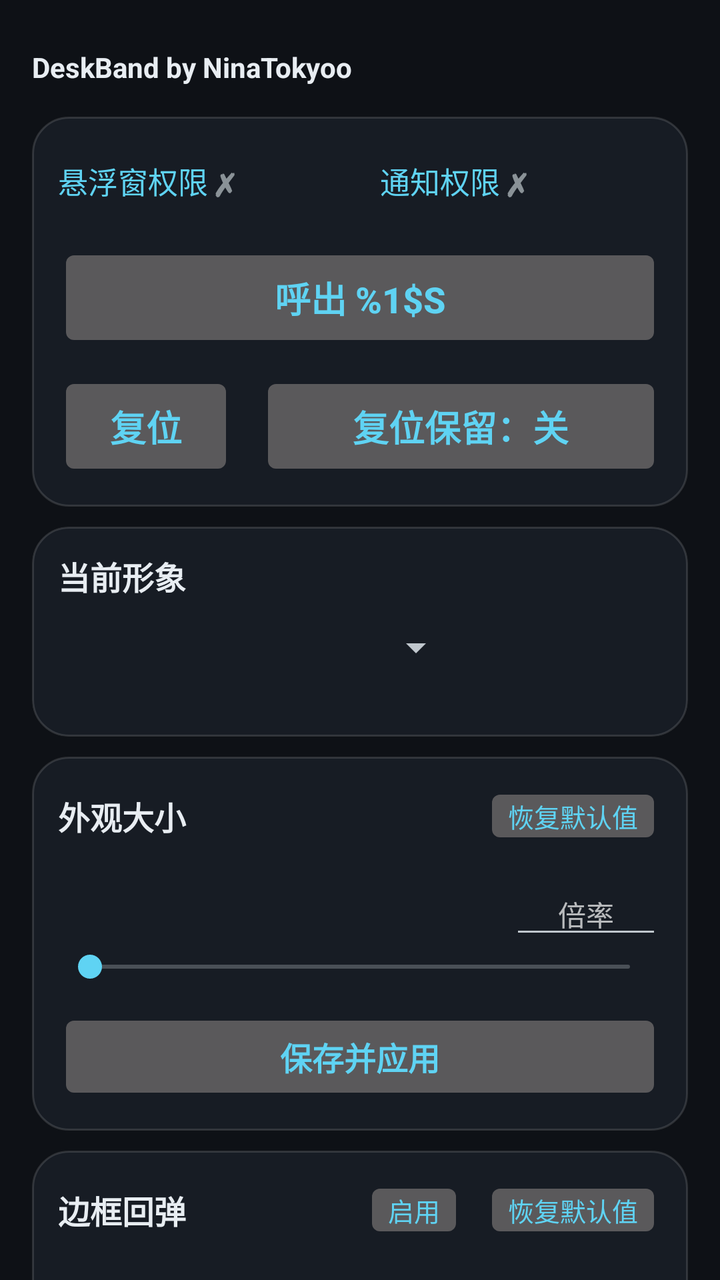
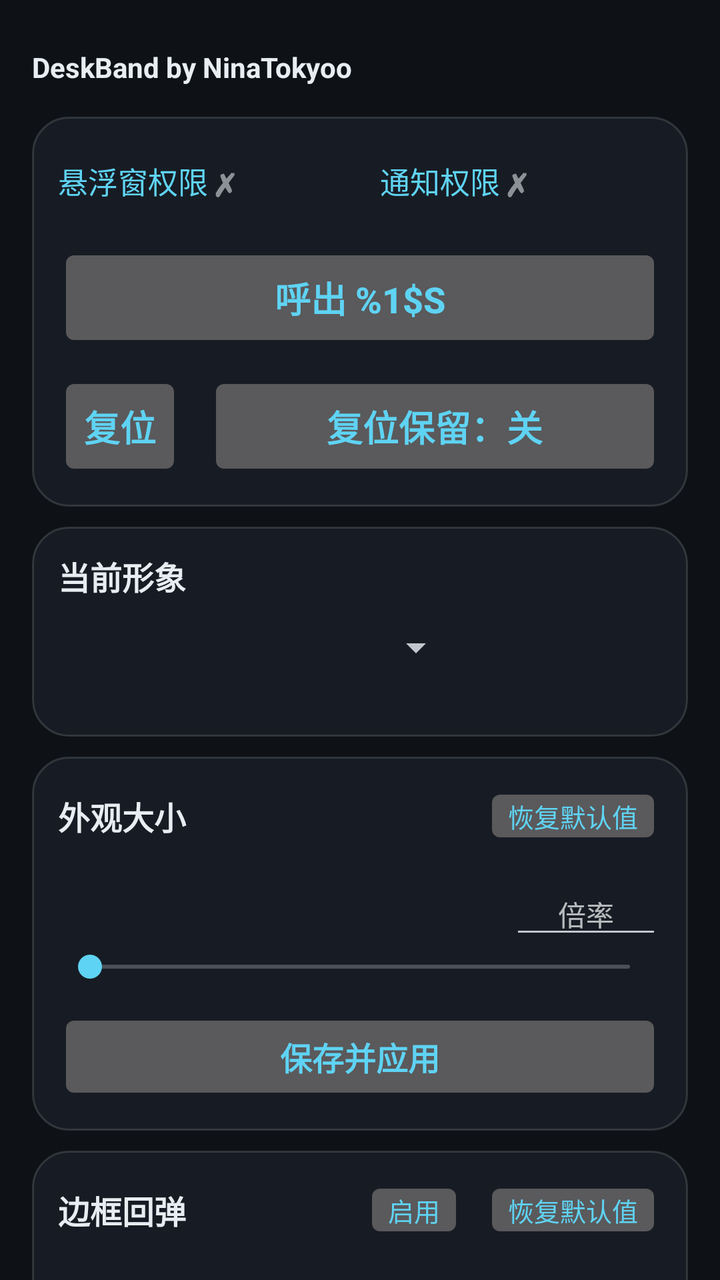

Before-and-after screenshots of an Android layout around one commit, followed by the original layout XML and the change that was made.
<!-- AndroidManifest.xml: application theme AppTheme -->
<!-- res/layout/activity_main.xml -->
<?xml version="1.0" encoding="utf-8"?>
<ScrollView xmlns:android="http://schemas.android.com/apk/res/android"
    android:id="@+id/root"
    android:layout_width="match_parent"
    android:layout_height="match_parent"
    android:fillViewport="true"
    android:background="@color/bg"
    android:overScrollMode="ifContentScrolls"
    android:scrollbarAlwaysDrawVerticalTrack="false"
    android:scrollbars="none">

    <LinearLayout
        android:layout_width="match_parent"
        android:layout_height="wrap_content"
        android:orientation="vertical"
        android:paddingTop="8dp"
        android:paddingBottom="28dp">

        
        <TextView
            android:id="@+id/txtTitle"
            android:layout_width="match_parent"
            android:layout_height="wrap_content"
            android:layout_marginStart="16dp"
            android:layout_marginEnd="16dp"
            android:layout_marginTop="18dp"
            android:layout_marginBottom="6dp"
            android:maxLines="1"
            android:includeFontPadding="false"
            android:text="@string/ui_title"
            android:textColor="@color/text_primary"
            android:textStyle="bold" />

        
        <LinearLayout style="@style/Card" android:tag="card" android:layout_marginStart="16dp" android:layout_marginEnd="16dp">

            
            <LinearLayout
                android:layout_width="match_parent"
                android:layout_height="wrap_content"
                android:orientation="horizontal"
                android:baselineAligned="false">

                <LinearLayout
                    android:id="@+id/rowOverlay"
                    android:layout_width="0dp"
                    android:layout_height="wrap_content"
                    android:layout_weight="1"
                    android:orientation="horizontal"
                    android:gravity="center_vertical"
                    android:background="?android:attr/selectableItemBackground"
                    android:paddingTop="8dp"
                    android:paddingBottom="8dp">

                    <TextView
                        android:id="@+id/txtPermOverlay"
                        android:layout_width="wrap_content"
                        android:layout_height="wrap_content"
                        android:maxLines="1"
                        android:ellipsize="end"
                        android:text="@string/perm_overlay"
                        android:textColor="@color/accent"
                        android:textSize="15sp" />

                    <TextView
                        android:id="@+id/markOverlay"
                        android:layout_width="wrap_content"
                        android:layout_height="wrap_content"
                        android:layout_marginStart="3dp"
                        android:textSize="16sp"
                        android:textStyle="bold"
                        android:text="@string/perm_missing_mark" />
                </LinearLayout>

                <LinearLayout
                    android:id="@+id/rowNotify"
                    android:layout_width="0dp"
                    android:layout_height="wrap_content"
                    android:layout_weight="1"
                    android:layout_marginStart="20dp"
                    android:orientation="horizontal"
                    android:gravity="center_vertical"
                    android:background="?android:attr/selectableItemBackground"
                    android:paddingTop="8dp"
                    android:paddingBottom="8dp">

                    <TextView
                        android:id="@+id/txtPermNotify"
                        android:layout_width="wrap_content"
                        android:layout_height="wrap_content"
                        android:maxLines="1"
                        android:ellipsize="end"
                        android:text="@string/perm_notify"
                        android:textColor="@color/accent"
                        android:textSize="15sp" />

                    <TextView
                        android:id="@+id/markNotify"
                        android:layout_width="wrap_content"
                        android:layout_height="wrap_content"
                        android:layout_marginStart="3dp"
                        android:textSize="16sp"
                        android:textStyle="bold"
                        android:text="@string/perm_missing_mark" />
                </LinearLayout>
            </LinearLayout>

            
            <Button
                android:id="@+id/btnToggle"
                style="@style/BigButton"
                android:layout_marginTop="12dp"
                android:maxLines="1"
                android:ellipsize="end"
                android:text="@string/btn_summon" />

            <LinearLayout
                android:layout_width="match_parent"
                android:layout_height="wrap_content"
                android:layout_marginTop="10dp"
                android:orientation="horizontal"
                android:baselineAligned="false">

                
                <Button
                    android:id="@+id/btnReset"
                    style="@style/BigButton"
                    android:layout_width="wrap_content"
                    android:layout_height="wrap_content"
                    android:layout_marginTop="0dp"
                    android:paddingStart="26dp"
                    android:paddingEnd="26dp"
                    android:maxLines="1"
                    android:text="@string/btn_reset" />

                <Space
                    android:layout_width="13dp"
                    android:layout_height="1dp" />

                <Button
                    android:id="@+id/btnResetKeep"
                    style="@style/BigButton"
                    android:layout_width="0dp"
                    android:layout_height="wrap_content"
                    android:layout_weight="1"
                    android:layout_marginTop="0dp"
                    android:paddingStart="26dp"
                    android:paddingEnd="26dp"
                    android:maxLines="1"
                    android:ellipsize="end"
                    android:text="@string/reset_keep_off" />
            </LinearLayout>
        </LinearLayout>

        
        <LinearLayout
            style="@style/Card"
            android:tag="card"
            android:padding="0dp"
            android:clipToOutline="true"
            android:layout_marginStart="16dp"
            android:layout_marginEnd="16dp">

            <FrameLayout
                android:layout_width="match_parent"
                android:layout_height="wrap_content">

                <LinearLayout
                    android:layout_width="match_parent"
                    android:layout_height="wrap_content"
                    android:orientation="vertical"
                    android:padding="13dp">

                    <TextView
                        style="@style/CardTitle"
                        android:text="@string/section_skin" />

                    <Spinner
                        android:id="@+id/spinnerSkin"
                        android:layout_width="match_parent"
                        android:layout_height="wrap_content"
                        android:layout_marginTop="12dp"
                        android:layout_marginEnd="99dp"
                        android:popupAnimationStyle="@style/SpinnerPopupAnim" />
                </LinearLayout>

                
                <ImageView
                    android:id="@+id/imgCornerPreview"
                    android:layout_width="104dp"
                    android:layout_height="104dp"
                    android:layout_gravity="end|bottom"
                    android:layout_marginEnd="1dp"
                    android:layout_marginBottom="1dp"
                    android:scaleType="matrix"
                    android:clickable="false"
                    android:focusable="false"
                    android:importantForAccessibility="no" />
            </FrameLayout>
        </LinearLayout>

        
        <LinearLayout style="@style/Card" android:tag="card" android:layout_marginStart="16dp" android:layout_marginEnd="16dp">

            <LinearLayout style="@style/CardTitleRow">

                <TextView
                    style="@style/CardTitle"
                    android:layout_width="0dp"
                    android:layout_weight="1"
                    android:text="@string/section_look" />

                <Button
                    android:id="@+id/btnResetSize"
                    style="@style/CardAction"
                    android:text="@string/restore_default" />
            </LinearLayout>

            
            <LinearLayout
                android:layout_width="match_parent"
                android:layout_height="wrap_content"
                android:layout_marginTop="12dp"
                android:orientation="horizontal"
                android:gravity="center_vertical">

                <TextView
                    android:id="@+id/txtSize"
                    android:layout_width="0dp"
                    android:layout_height="wrap_content"
                    android:layout_weight="1"
                    android:maxLines="1"
                    android:ellipsize="end"
                    android:textColor="@color/text_secondary"
                    android:textSize="13sp" />

                <EditText
                    android:id="@+id/editSize"
                    android:layout_width="76dp"
                    android:layout_height="wrap_content"
                    android:layout_marginStart="10dp"
                    android:inputType="numberDecimal"
                    android:imeOptions="actionDone"
                    android:maxLength="5"
                    android:textSize="14sp"
                    android:gravity="center"
                    android:hint="@string/size_input" />
            </LinearLayout>

            <SeekBar
                android:id="@+id/seekSize"
                android:layout_width="match_parent"
                android:layout_height="wrap_content" />

            <Button
                android:id="@+id/btnSaveSize"
                style="@style/PrimaryButton"
                android:text="@string/save_apply" />
        </LinearLayout>

        
        <LinearLayout style="@style/Card" android:tag="card" android:layout_marginStart="16dp" android:layout_marginEnd="16dp">

            <LinearLayout style="@style/CardTitleRow">

                <TextView
                    style="@style/CardTitle"
                    android:layout_width="0dp"
                    android:layout_weight="1"
                    android:text="@string/section_bounce" />

                
                <Button
                    android:id="@+id/btnBounceToggle"
                    style="@style/CardAction"
                    android:text="@string/bounce_on" />

                <Button
                    android:id="@+id/btnResetBounce"
                    style="@style/CardAction"
                    android:text="@string/restore_default" />
            </LinearLayout>

            
            <LinearLayout
                android:layout_width="match_parent"
                android:layout_height="wrap_content"
                android:layout_marginTop="12dp"
                android:orientation="horizontal"
                android:gravity="center_vertical">

                <TextView
                    android:id="@+id/txtBounceAmp"
                    android:layout_width="0dp"
                    android:layout_height="wrap_content"
                    android:layout_weight="1"
                    android:maxLines="1"
                    android:ellipsize="end"
                    android:textColor="@color/text_secondary"
                    android:textSize="13sp" />

                <EditText
                    android:id="@+id/editBounceAmp"
                    android:layout_width="76dp"
                    android:layout_height="wrap_content"
                    android:layout_marginStart="10dp"
                    android:inputType="numberDecimal"
                    android:imeOptions="actionDone"
                    android:maxLength="5"
                    android:textSize="14sp"
                    android:gravity="center"
                    android:hint="@string/bounce_amp_input" />
            </LinearLayout>

            <SeekBar
                android:id="@+id/seekBounceAmp"
                android:layout_width="match_parent"
                android:layout_height="wrap_content" />

            
            <LinearLayout
                android:layout_width="match_parent"
                android:layout_height="wrap_content"
                android:layout_marginTop="8dp"
                android:orientation="horizontal"
                android:gravity="center_vertical">

                <TextView
                    android:id="@+id/txtBounceMs"
                    android:layout_width="0dp"
                    android:layout_height="wrap_content"
                    android:layout_weight="1"
                    android:maxLines="1"
                    android:ellipsize="end"
                    android:textColor="@color/text_secondary"
                    android:textSize="13sp" />

                <EditText
                    android:id="@+id/editBounceMs"
                    android:layout_width="76dp"
                    android:layout_height="wrap_content"
                    android:layout_marginStart="10dp"
                    android:inputType="numberDecimal"
                    android:imeOptions="actionDone"
                    android:maxLength="5"
                    android:textSize="14sp"
                    android:gravity="center"
                    android:hint="@string/bounce_ms_input" />
            </LinearLayout>

            <SeekBar
                android:id="@+id/seekBounceMs"
                android:layout_width="match_parent"
                android:layout_height="wrap_content" />

            <Button
                android:id="@+id/btnSaveBounce"
                style="@style/PrimaryButton"
                android:text="@string/save_apply" />
        </LinearLayout>

        
        <LinearLayout style="@style/Card" android:tag="card" android:layout_marginStart="16dp" android:layout_marginEnd="16dp">

            <TextView
                style="@style/CardTitle"
                android:text="@string/section_notify" />

            <EditText
                android:id="@+id/editNotify"
                android:layout_width="match_parent"
                android:layout_height="wrap_content"
                android:layout_marginTop="12dp"
                android:inputType="text"
                android:imeOptions="actionDone"
                android:maxLength="40"
                android:maxLines="2"
                android:textSize="15sp"
                android:hint="@string/notify_input" />

            <TextView
                android:id="@+id/txtNotifyCount"
                android:layout_width="match_parent"
                android:layout_height="wrap_content"
                android:layout_marginTop="4dp"
                android:textColor="@color/text_secondary"
                android:textSize="12sp" />

            <Button
                android:id="@+id/btnSaveNotify"
                style="@style/PrimaryButton"
                android:layout_marginTop="10dp"
                android:text="@string/save_apply" />
        </LinearLayout>

        
        <LinearLayout
            style="@style/Card"
            android:tag="card"
            android:layout_marginStart="16dp"
            android:layout_marginEnd="16dp">

            <TextView
                style="@style/CardTitle"
                android:text="@string/section_theme" />

            <Spinner
                android:id="@+id/spinnerTheme"
                android:layout_width="match_parent"
                android:layout_height="wrap_content"
                android:layout_marginTop="12dp"
                android:popupAnimationStyle="@style/SpinnerPopupAnim" />
        </LinearLayout>
    </LinearLayout>
</ScrollView>
<!-- resources referenced by this layout -->
<resources>
  <color name="accent">#5FD3F3</color>
  <color name="bg">#0E1116</color>
  <color name="text_primary">#E8EDF2</color>
  <color name="text_secondary">#93A1B0</color>
  <string name="bounce_amp_input">倍率</string>
  <string name="bounce_ms_input">倍率</string>
  <string name="bounce_on">启用</string>
  <string name="btn_reset">复位</string>
  <string name="btn_summon">呼出 %1$s</string>
  <string name="notify_input">留空使用默认文案</string>
  <string name="perm_missing_mark">✗</string>
  <string name="perm_notify">通知权限</string>
  <string name="perm_overlay">悬浮窗权限</string>
  <string name="reset_keep_off">复位保留：关</string>
  <string name="restore_default">恢复默认值</string>
  <string name="save_apply">保存并应用</string>
  <string name="section_bounce">边框回弹</string>
  <string name="section_look">外观大小</string>
  <string name="section_notify">通知栏内容</string>
  <string name="section_skin">当前形象</string>
  <string name="section_theme">外观模式</string>
  <string name="size_input">倍率</string>
  <string name="ui_title">DeskBand by NinaTokyoo</string>
  <style name="BigButton" parent="PrimaryButton">
          <item name="android:textSize">18sp</item>
          <item name="android:paddingTop">14dp</item>
          <item name="android:paddingBottom">14dp</item>
          <item name="android:layout_marginTop">12dp</item>
      </style>
  <style name="Card">
          <item name="android:layout_width">match_parent</item>
          <item name="android:layout_height">wrap_content</item>
          <item name="android:orientation">vertical</item>
          <item name="android:background">@drawable/card_bg</item>
          <item name="android:padding">13dp</item>
          <item name="android:layout_marginTop">10dp</item>
      </style>
  <style name="CardTitle">
          <item name="android:layout_width">wrap_content</item>
          <item name="android:layout_height">wrap_content</item>
          <item name="android:textColor">@color/text_primary</item>
          <item name="android:textSize">16sp</item>
          <item name="android:textStyle">bold</item>
      </style>
  <style name="CardTitleRow">
          <item name="android:layout_width">match_parent</item>
          <item name="android:layout_height">wrap_content</item>
          <item name="android:orientation">horizontal</item>
          <item name="android:gravity">center_vertical</item>
      </style>
  <style name="PrimaryButton">
          <item name="android:layout_width">match_parent</item>
          <item name="android:layout_height">wrap_content</item>
          <item name="android:layout_marginTop">12dp</item>
          <item name="android:textColor">@color/accent</item>
          <item name="android:textSize">16sp</item>
          <item name="android:textStyle">bold</item>
          <item name="android:paddingTop">11dp</item>
          <item name="android:paddingBottom">11dp</item>
          <item name="android:stateListAnimator">@null</item>
      </style>
  <style name="SpinnerPopupAnim">
          <item name="android:windowEnterAnimation">@android:anim/fade_in</item>
          <item name="android:windowExitAnimation">@android:anim/fade_out</item>
      </style>
  <style name="AppTheme" parent="@android:style/Theme.DeviceDefault.NoActionBar">
          <item name="android:windowBackground">@color/bg</item>
          <item name="android:colorAccent">@color/accent</item>
          <item name="android:statusBarColor">@android:color/transparent</item>
          <item name="android:navigationBarColor">@android:color/transparent</item>
          <item name="android:windowLightStatusBar">false</item>
      </style>
  <!-- drawable card_bg (drawable) -->
  <?xml version="1.0" encoding="utf-8"?>
  <shape xmlns:android="http://schemas.android.com/apk/res/android"
      android:shape="rectangle">
      <solid android:color="@color/card" />
      <corners android:radius="18dp" />
      <stroke android:width="1dp" android:color="@color/card_stroke" />
  </shape>
  <color name="card">#171C24</color>
  <color name="card_stroke">#22FFFFFF</color>
  <!-- unchanged entries left out for length: 1 -->
</resources>

<!-- the commit's change to res/layout/activity_main.xml (unified diff, before → after) -->
@@ -128,8 +128,9 @@
                     android:layout_width="wrap_content"
                     android:layout_height="wrap_content"
                     android:layout_marginTop="0dp"
-                    android:paddingStart="26dp"
-                    android:paddingEnd="26dp"
+                    android:paddingStart="13dp"
+                    android:paddingEnd="13dp"
+                    android:minWidth="0dp"
                     android:maxLines="1"
                     android:text="@string/btn_reset" />
 
@@ -144,8 +145,9 @@
                     android:layout_height="wrap_content"
                     android:layout_weight="1"
                     android:layout_marginTop="0dp"
-                    android:paddingStart="26dp"
-                    android:paddingEnd="26dp"
+                    android:paddingStart="13dp"
+                    android:paddingEnd="13dp"
+                    android:minWidth="0dp"
                     android:maxLines="1"
                     android:ellipsize="end"
                     android:text="@string/reset_keep_off" />
